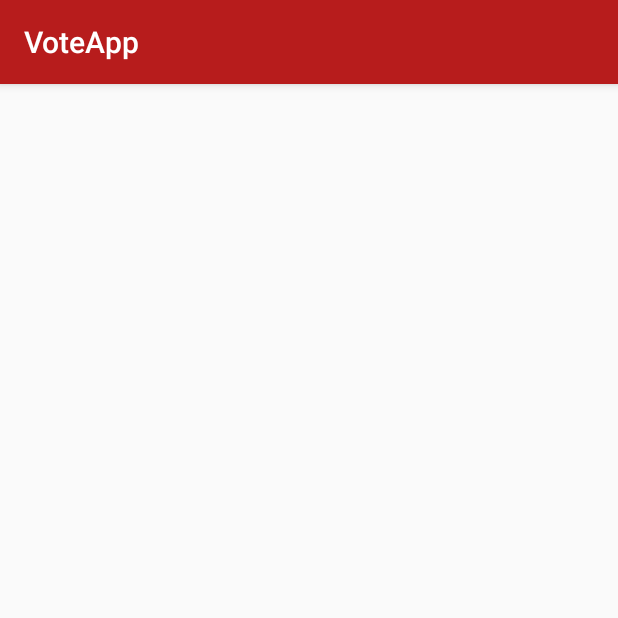
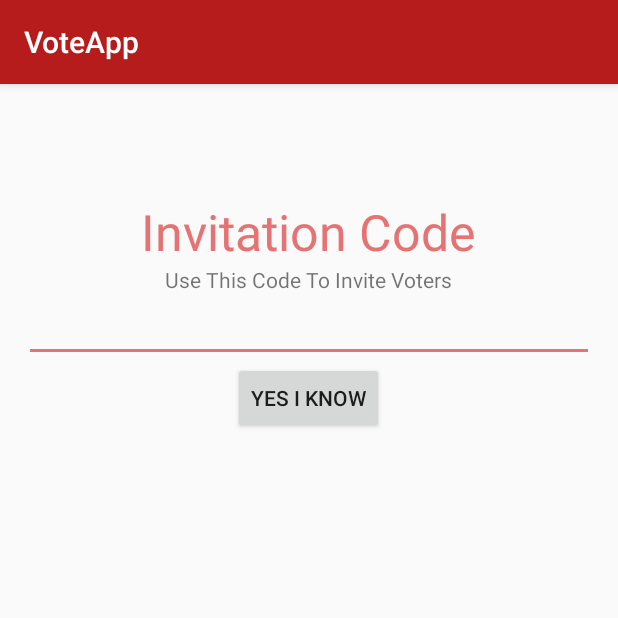
Before and after one commit to arinirae/VoteApp, an Android app: the InvcActivity screen opened directly, with no data from a screen before it, on a phone screen of 412 x 824 dp, the top half of it. Run offline under Robolectric (Android 15) with nearby library versions, the phone set to English and light mode, and no system bars.

Commit message:
After vote created create new activity show invitation code

```diff
--- a/app/src/main/java/id/sch/smktelkom_mlg/project/xiirpl109192939/voteapp/AddCandidates.java
+++ b/app/src/main/java/id/sch/smktelkom_mlg/project/xiirpl109192939/voteapp/AddCandidates.java
@@ -84,10 +84,15 @@ public class AddCandidates extends AppCompatActivity {
         }else if (requestCode == REQUEST_CODE_ADD && resultCode == RESULT_OK) {
 
             mListCan.add(new Candidates(data.getStringExtra(InputCanActivity.NAMA_CAN),data.getStringExtra(InputCanActivity.DESK_CAN),data.getStringExtra(InputCanActivity.FURI_CAN)));
+            vp.addVoteCandidates(nowCode,String.valueOf(vp.getIncrement()),data.getStringExtra(InputCanActivity.NAMA_CAN),data.getStringExtra(InputCanActivity.DESK_CAN),data.getStringExtra(InputCanActivity.FURI_CAN));
             Toast.makeText(this, "Candidates Added", Toast.LENGTH_SHORT).show();
             mAdapterCan.notifyDataSetChanged();
             showHideFab();
             return;
+        }else if(requestCode == REQUEST_CODE_INVC && resultCode == RESULT_OK){
+            Intent intentback = new Intent();
+            setResult(RESULT_OK, intentback);
+            finish();
         }
     }
 
--- a/app/src/main/res/layout/activity_add_candidates.xml
+++ b/app/src/main/res/layout/activity_add_candidates.xml
@@ -56,7 +56,7 @@
         android:id="@+id/fabAC"
         android:clickable="true"
         app:fabSize="normal"
-        android:layout_below="@+id/fabNext"
+
         android:layout_alignParentBottom="true"
         android:layout_alignParentRight="true"
         app:layout_anchorGravity="bottom|right|end"/>
@@ -65,8 +65,8 @@
         android:layout_height="wrap_content"
         android:id="@+id/fabNext"
         android:clickable="true"
-        android:layout_marginBottom="60dp"
         app:fabSize="normal"
+        android:layout_above="@+id/fabAC"
         android:layout_alignParentBottom="true"
         android:layout_alignParentRight="true"
         app:layout_anchorGravity="bottom|right|end"/>
--- a/app/src/main/res/layout/activity_invc.xml
+++ b/app/src/main/res/layout/activity_invc.xml
@@ -1,5 +1,5 @@
 <?xml version="1.0" encoding="utf-8"?>
-<RelativeLayout xmlns:android="http://schemas.android.com/apk/res/android"
+<LinearLayout xmlns:android="http://schemas.android.com/apk/res/android"
     xmlns:tools="http://schemas.android.com/tools"
     android:layout_width="match_parent"
     android:layout_height="match_parent"
@@ -7,6 +7,42 @@
     android:paddingLeft="@dimen/activity_horizontal_margin"
     android:paddingRight="@dimen/activity_horizontal_margin"
     android:paddingTop="@dimen/activity_vertical_margin"
-    tools:context="id.sch.smktelkom_mlg.project.xiirpl109192939.voteapp.InvcActivity">
+    tools:context="id.sch.smktelkom_mlg.project.xiirpl109192939.voteapp.InvcActivity"
+    android:orientation="vertical">
 
-</RelativeLayout>
+    <Space
+        android:layout_width="match_parent"
+        android:layout_height="60dp" />
+
+    <TextView
+        android:layout_width="wrap_content"
+        android:layout_height="wrap_content"
+        android:textAppearance="?android:attr/textAppearanceLarge"
+        android:text="Invitation Code"
+        android:id="@+id/textView11"
+        android:layout_gravity="center_horizontal"
+        android:textSize="33sp"
+        android:textColor="@color/colorAccent" />
+
+    <TextView
+        android:layout_width="wrap_content"
+        android:layout_height="wrap_content"
+        android:text="Use This Code To Invite Voters"
+        android:id="@+id/textView12"
+        android:layout_gravity="center_horizontal" />
+
+    <EditText
+        android:layout_width="match_parent"
+        android:layout_height="wrap_content"
+        android:inputType="textMultiLine"
+        android:ems="10"
+        android:id="@+id/editTextinvc"
+        android:layout_gravity="center_horizontal" />
+
+    <Button
+        android:layout_width="wrap_content"
+        android:layout_height="wrap_content"
+        android:text="Yes I Know"
+        android:id="@+id/buttonYIK"
+        android:layout_gravity="center_horizontal" />
+</LinearLayout>
```
Also changed, not shown: app/src/main/java/id/sch/smktelkom_mlg/project/xiirpl109192939/voteapp/InvcActivity.java (+25 -0 lines), app/src/main/java/id/sch/smktelkom_mlg/project/xiirpl109192939/voteapp/VoteAPI.java (+42 -7 lines), app/src/main/java/id/sch/smktelkom_mlg/project/xiirpl109192939/voteapp/VoteFragment.java (+24 -7 lines).
